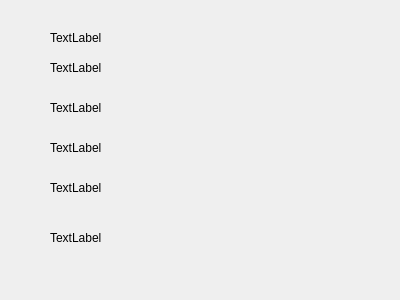
yassinourkia/EasyCab, file staterdv.ui: the form before one commit.
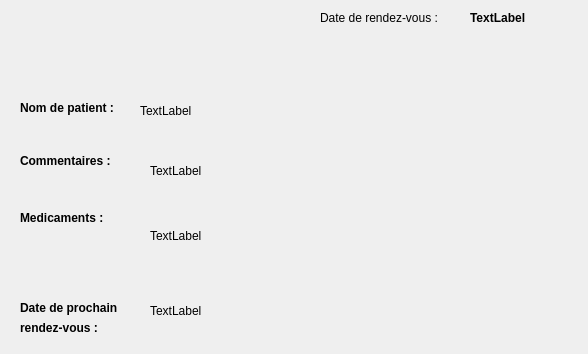
The form after the commit.

Diff of the .ui file:
```diff
--- a/staterdv.ui
+++ b/staterdv.ui
@@ -6,8 +6,8 @@
    <rect>
     <x>0</x>
     <y>0</y>
-    <width>400</width>
-    <height>300</height>
+    <width>588</width>
+    <height>354</height>
    </rect>
   </property>
   <property name="windowTitle">
@@ -16,10 +16,10 @@
   <widget class="QLabel" name="comments">
    <property name="geometry">
     <rect>
-     <x>50</x>
-     <y>30</y>
-     <width>59</width>
-     <height>16</height>
+     <x>150</x>
+     <y>140</y>
+     <width>411</width>
+     <height>61</height>
     </rect>
    </property>
    <property name="text">
@@ -29,10 +29,10 @@
   <widget class="QLabel" name="medic">
    <property name="geometry">
     <rect>
-     <x>50</x>
-     <y>60</y>
-     <width>59</width>
-     <height>16</height>
+     <x>150</x>
+     <y>290</y>
+     <width>241</width>
+     <height>41</height>
     </rect>
    </property>
    <property name="text">
@@ -42,23 +42,10 @@
   <widget class="QLabel" name="date">
    <property name="geometry">
     <rect>
-     <x>50</x>
-     <y>100</y>
-     <width>59</width>
-     <height>16</height>
-    </rect>
-   </property>
-   <property name="text">
-    <string>TextLabel</string>
-   </property>
-  </widget>
-  <widget class="QLabel" name="final_2">
-   <property name="geometry">
-    <rect>
-     <x>50</x>
-     <y>140</y>
-     <width>59</width>
-     <height>16</height>
+     <x>150</x>
+     <y>200</y>
+     <width>411</width>
+     <height>71</height>
     </rect>
    </property>
    <property name="text">
@@ -68,29 +55,165 @@
   <widget class="QLabel" name="patient">
    <property name="geometry">
     <rect>
-     <x>50</x>
-     <y>180</y>
-     <width>59</width>
-     <height>16</height>
+     <x>140</x>
+     <y>80</y>
+     <width>261</width>
+     <height>61</height>
     </rect>
    </property>
    <property name="text">
     <string>TextLabel</string>
    </property>
+   <property name="scaledContents">
+    <bool>false</bool>
+   </property>
+   <property name="wordWrap">
+    <bool>false</bool>
+   </property>
   </widget>
   <widget class="QLabel" name="rdv">
    <property name="geometry">
     <rect>
-     <x>50</x>
-     <y>230</y>
-     <width>59</width>
+     <x>470</x>
+     <y>10</y>
+     <width>91</width>
      <height>16</height>
     </rect>
    </property>
+   <property name="font">
+    <font>
+     <weight>75</weight>
+     <bold>true</bold>
+    </font>
+   </property>
    <property name="text">
     <string>TextLabel</string>
    </property>
   </widget>
+  <widget class="QLabel" name="label">
+   <property name="geometry">
+    <rect>
+     <x>20</x>
+     <y>100</y>
+     <width>121</width>
+     <height>16</height>
+    </rect>
+   </property>
+   <property name="font">
+    <font>
+     <weight>75</weight>
+     <bold>true</bold>
+    </font>
+   </property>
+   <property name="text">
+    <string>Nom de patient :</string>
+   </property>
+  </widget>
+  <widget class="QLabel" name="label_2">
+   <property name="geometry">
+    <rect>
+     <x>20</x>
+     <y>150</y>
+     <width>171</width>
+     <height>21</height>
+    </rect>
+   </property>
+   <property name="font">
+    <font>
+     <weight>75</weight>
+     <bold>true</bold>
+    </font>
+   </property>
+   <property name="text">
+    <string>Commentaires :</string>
+   </property>
+  </widget>
+  <widget class="QLabel" name="label_3">
+   <property name="geometry">
+    <rect>
+     <x>20</x>
+     <y>210</y>
+     <width>101</width>
+     <height>16</height>
+    </rect>
+   </property>
+   <property name="font">
+    <font>
+     <weight>75</weight>
+     <bold>true</bold>
+    </font>
+   </property>
+   <property name="text">
+    <string>Medicaments :</string>
+   </property>
+  </widget>
+  <widget class="QLabel" name="label_4">
+   <property name="geometry">
+    <rect>
+     <x>20</x>
+     <y>300</y>
+     <width>121</width>
+     <height>16</height>
+    </rect>
+   </property>
+   <property name="font">
+    <font>
+     <weight>75</weight>
+     <bold>true</bold>
+    </font>
+   </property>
+   <property name="text">
+    <string>Date de prochain </string>
+   </property>
+  </widget>
+  <widget class="QLabel" name="label_5">
+   <property name="geometry">
+    <rect>
+     <x>20</x>
+     <y>320</y>
+     <width>91</width>
+     <height>16</height>
+    </rect>
+   </property>
+   <property name="font">
+    <font>
+     <weight>75</weight>
+     <bold>true</bold>
+    </font>
+   </property>
+   <property name="text">
+    <string>rendez-vous :</string>
+   </property>
+  </widget>
+  <widget class="QPushButton" name="dashboard">
+   <property name="geometry">
+    <rect>
+     <x>10</x>
+     <y>0</y>
+     <width>121</width>
+     <height>81</height>
+    </rect>
+   </property>
+   <property name="styleSheet">
+    <string notr="true">border:0px;</string>
+   </property>
+   <property name="text">
+    <string/>
+   </property>
+  </widget>
+  <widget class="QLabel" name="label_6">
+   <property name="geometry">
+    <rect>
+     <x>320</x>
+     <y>10</y>
+     <width>141</width>
+     <height>16</height>
+    </rect>
+   </property>
+   <property name="text">
+    <string>Date de rendez-vous :</string>
+   </property>
+  </widget>
  </widget>
  <resources/>
  <connections/>
```
